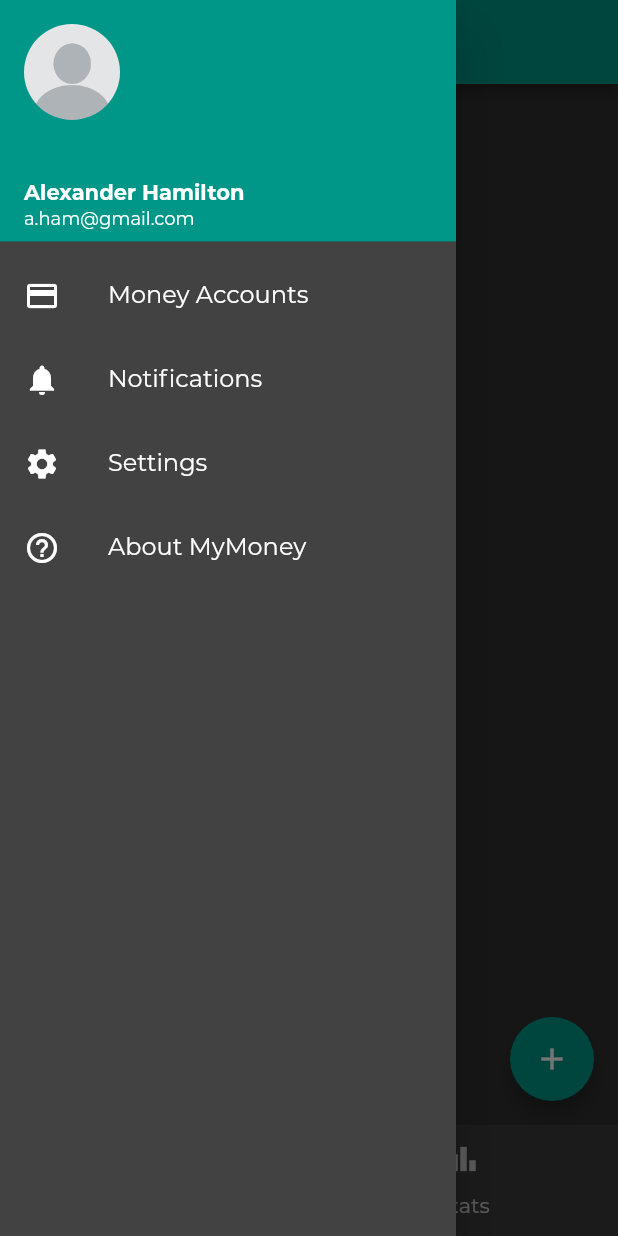
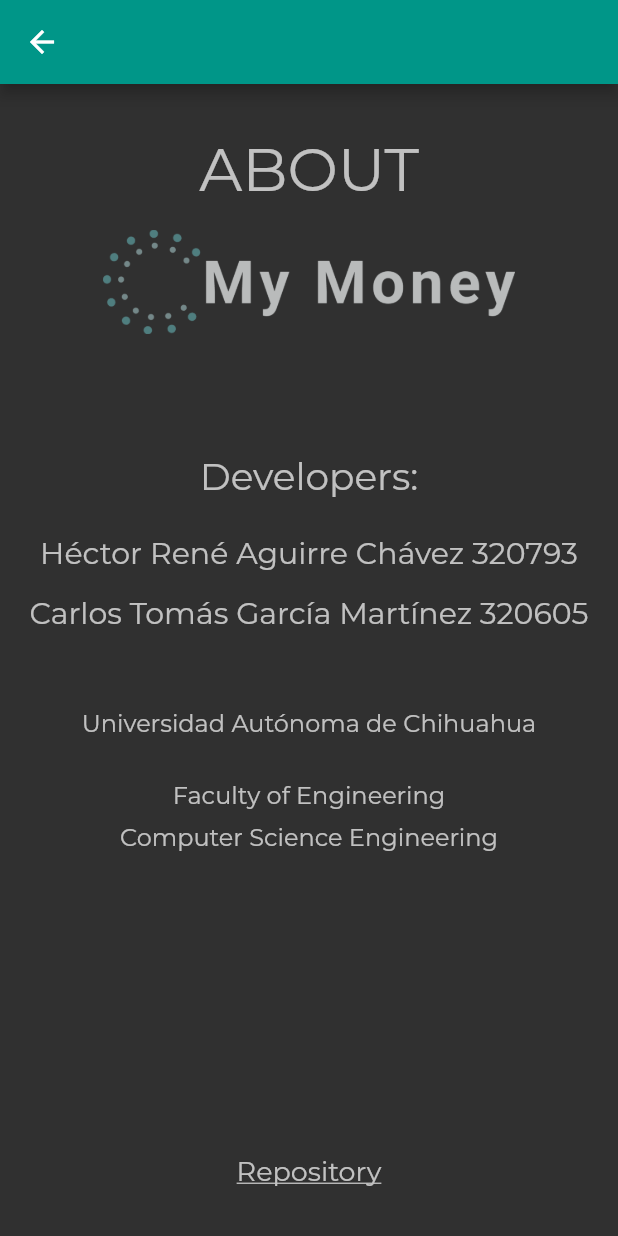
Before and after one commit to hectoraguirre18/my_money, a Flutter app: the HomeScreen screen opened directly, in the side drawer, after a tap on "About MyMoney", on a phone screen of 412 x 824 dp. Run offline on Flutter 3.47's test engine with Material 2 defaults, Android fonts, the phone set to English and light mode, and no system bars; our stand-ins replace sembast; accounts and stored records are empty.

Commit message:
added about screen

```diff
--- a/lib/drawers/home_drawer.dart
+++ b/lib/drawers/home_drawer.dart
@@ -1,4 +1,5 @@
 import 'package:flutter/material.dart';
+import 'package:mymoney/screens/about_screen.dart';
 import 'package:mymoney/screens/accounts_screen.dart';
 
 class HomeDrawer extends StatelessWidget{
@@ -95,6 +96,11 @@ class HomeDrawer extends StatelessWidget{
     _Option(
       icon: Icons.help_outline,
       title: 'About MyMoney',
+      onClick: () {
+        Navigator.push(context, MaterialPageRoute(
+          builder: (context) => AboutScreen()
+        ));
+      }
     ),
   ];
 }
--- /dev/null
+++ b/lib/screens/about_screen.dart
@@ -0,0 +1,132 @@
+import 'dart:io';
+import 'package:flutter/material.dart';
+import 'package:url_launcher/url_launcher.dart';
+
+class AboutScreen extends StatelessWidget {
+  @override
+  Widget build(BuildContext context) {
+    final width = MediaQuery.of(context).size.width;
+
+    return Scaffold(
+      appBar: AppBar(),
+      body: Container(
+        child: Opacity(
+          opacity: 0.7,
+          child: Padding(
+            padding: const EdgeInsets.symmetric(vertical: 32.0),
+            child: Column(
+              children: [
+                Row(
+                  mainAxisAlignment: MainAxisAlignment.center,
+                  children: [
+                    Text(
+                      'ABOUT',
+                      style: TextStyle(
+                        color: Colors.white,
+                        fontSize: 40,
+                      ),
+                    ),
+                  ],
+                ),
+                Row(
+                  mainAxisAlignment: MainAxisAlignment.center,
+                  children: [
+                    Padding(
+                      padding: const EdgeInsets.all(16.0),
+                      child: Image.asset('assets/images/logo_transparent.png',
+                          width: width / 1.5),
+                    ),
+                    SizedBox(height: 32),
+                  ],
+                ),
+                Padding(
+                  padding: const EdgeInsets.only(top: 64),
+                  child: Text(
+                    'Developers:',
+                    style: TextStyle(
+                      color: Colors.white,
+                      fontSize: 25,
+                    ),
+                  ),
+                ),
+                Column(
+                  children: [
+                    Padding(
+                      padding: const EdgeInsets.only(top: 24.0),
+                      child: Text(
+                        'Héctor René Aguirre Chávez 320793',
+                        style: TextStyle(
+                          color: Colors.white,
+                          fontSize: 20,
+                        ),
+                      ),
+                    ),Padding(
+                      padding: const EdgeInsets.symmetric(vertical:  16.0),
+                      child: Text(
+                        'Carlos Tomás García Martínez 320605',
+                        style: TextStyle(
+                          color: Colors.white,
+                          fontSize: 20,
+                        ),
+                      ),
+                    ),
+                    Padding(
+                      padding: const EdgeInsets.only(top: 36.0),
+                      child: Text(
+                        'Universidad Autónoma de Chihuahua\n',
+                        style: TextStyle(
+                          color: Colors.white,
+                          fontSize: 16,
+                        ),
+                      ),
+                    ),
+                    Padding(
+                      padding: const EdgeInsets.symmetric(vertical: 8.0),
+                      child: Text(
+                        'Faculty of Engineering',
+                        style: TextStyle(
+                          color: Colors.white,
+                          fontSize: 16,
+                        ),
+                      ),
+                    ),
+                    Padding(
+                      padding: const EdgeInsets.only(bottom: 4.0),
+                      child: Text(
+                        'Computer Science Engineering',
+                        style: TextStyle(
+                          color: Colors.white,
+                          fontSize: 16,
+                        ),
+                      ),
+                    ),
+                  ],
+                ),
+                Spacer(),
+                InkWell(
+                  onTap: () async {
+                    const url = 'https://github.com/hectoraguirre18/my_money';
+
+                    if (await canLaunch(url)) {
+                      await launch(url, forceSafariVC: false);
+                    } else {
+                      throw 'Could not launch $url';
+                    }
+                  },
+                  child: Text(
+                    'Repository',
+                    style: TextStyle(
+                      color: Colors.white,
+                      decoration: TextDecoration.underline,
+                      fontSize: 18,
+                    ),
+                  ),
+                )
+              ],
+            ),
+          ),
+        ),
+      ),
+    );
+  }
+}
--- a/pubspec.yaml
+++ b/pubspec.yaml
@@ -11,6 +11,9 @@ environment:
 dependencies:
   flutter:
     sdk: flutter
+
+  url_launcher: ^5.2.5
+
 
   cupertino_icons: ^0.1.3
   auto_size_text: ^2.1.0
```
Also changed, not shown: pubspec.lock.
